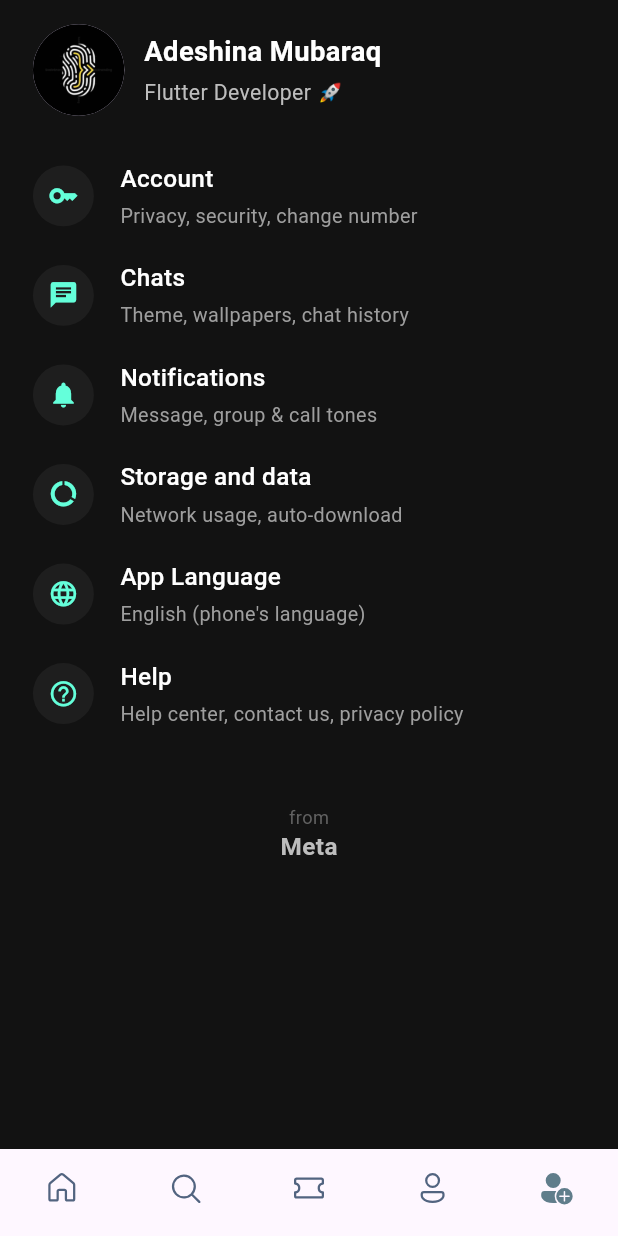
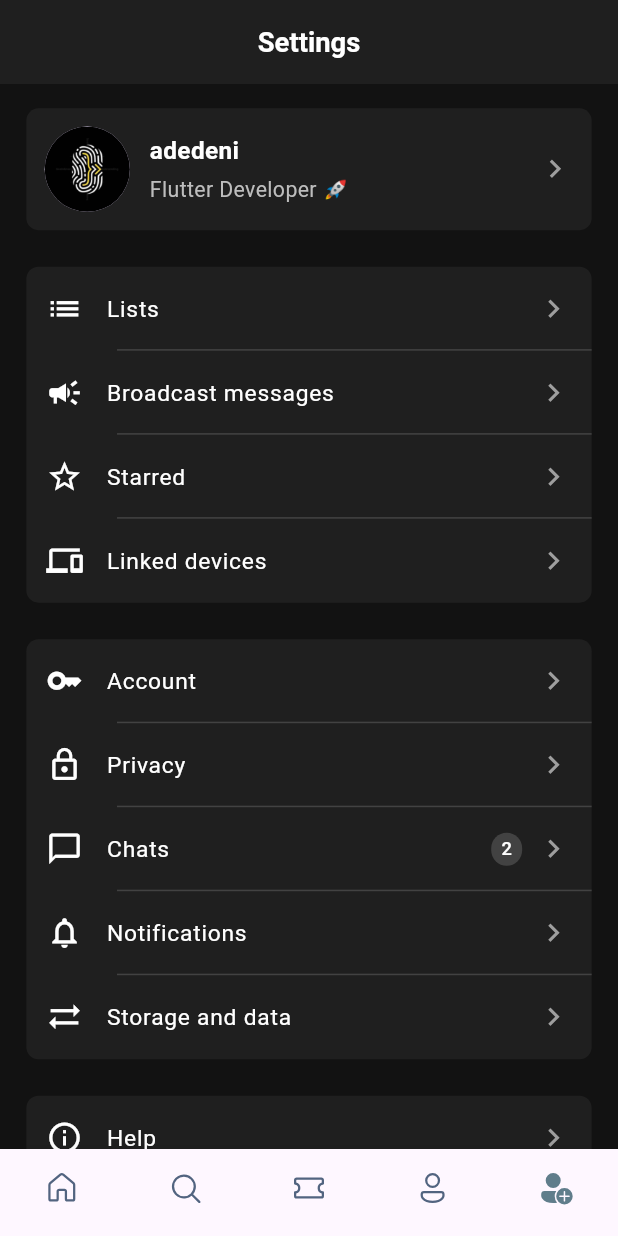
Before and after one commit to adedeni/flightBookingApp, a Flutter app: the screen it shows after launch, item 5 of the bottom bar chosen, on a phone screen of 412 x 824 dp. Run offline on Flutter 3.47's test engine with Material 3 defaults, Android fonts, the light colour scheme and no system bars; our stand-ins replace fluentui_icons, gap.

Commit message:
i have replicate the whatsapp settings page in dark mode

```diff
--- a/lib/screens/assignment.dart
+++ b/lib/screens/assignment.dart
@@ -1,168 +1,251 @@
 import 'package:flutter/material.dart';
 import 'package:flightbookingapp/utils/app_layout.dart';
-import 'package:gap/gap.dart';
 
 class Assignment extends StatelessWidget {
   const Assignment({super.key});
 
   @override
   Widget build(BuildContext context) {
-    // final size = AppLayout.getSize(context);
-
     return Scaffold(
-      backgroundColor: const Color(0xFF121212), // WhatsApp dark background
-      body: SafeArea(
-        child: Padding(
+      backgroundColor: const Color(0xFF121212),
+      appBar: AppBar(
+        backgroundColor: const Color(0xFF1F1F1F),
+        centerTitle: true,
+        title: Text(
+          'Settings',
+          style: TextStyle(
+            color: Colors.white,
+            fontSize: AppLayout.getHeight(context, 18),
+            fontWeight: FontWeight.w600,
+          ),
+        ),
+      ),
+      body: ListView(
         padding: EdgeInsets.symmetric(
-            horizontal: AppLayout.getWidth(context, 20),
+          horizontal: AppLayout.getWidth(context, 16),
           vertical: AppLayout.getHeight(context, 16),
         ),
+        children: [
+          Container(
+            decoration: BoxDecoration(
+              color: const Color(0xFF1F1F1F),
+              borderRadius: BorderRadius.circular(
+                AppLayout.getHeight(context, 8),
+              ),
+            ),
+            padding: EdgeInsets.all(AppLayout.getHeight(context, 12)),
+            child: Row(
+              children: [
+                CircleAvatar(
+                  radius: AppLayout.getHeight(context, 28),
+                  backgroundImage: const AssetImage(
+                    'assets/images/profile.jpg',
+                  ),
+                ),
+                SizedBox(width: AppLayout.getWidth(context, 12)),
+                Expanded(
                   child: Column(
                     crossAxisAlignment: CrossAxisAlignment.start,
                     children: [
-              // Profile Section
-              Row(
-                children: [
-                  CircleAvatar(
-                    radius: AppLayout.getHeight(context, 30),
-                    backgroundImage: const AssetImage("assets/images/profile.jpg"),
-                  ),
-                  Gap(AppLayout.getWidth(context, 12)),
-                  Column(
-                    crossAxisAlignment: CrossAxisAlignment.start,
-                    children: [
                       Text(
-                        "Adeshina Mubaraq",
+                        'adedeni',
                         style: TextStyle(
                           color: Colors.white,
-                          fontSize: AppLayout.getHeight(context, 18),
-                          fontWeight: FontWeight.bold,
+                          fontSize: AppLayout.getHeight(context, 16),
+                          fontWeight: FontWeight.w600,
                         ),
                       ),
-                      Gap(AppLayout.getHeight(context, 4)),
+                      SizedBox(height: AppLayout.getHeight(context, 4)),
                       Text(
-                        "Flutter Developer 🚀",
+                        'Flutter Developer 🚀',
                         style: TextStyle(
                           color: Colors.grey.shade400,
                           fontSize: AppLayout.getHeight(context, 14),
                         ),
                       ),
                     ],
-                  )
-                ],
-              ),
-              Gap(AppLayout.getHeight(context, 30)),
-
-              // Settings List
-              _buildSettingsItem(
-                context,
-                icon: Icons.key,
-                title: "Account",
-                subtitle: "Privacy, security, change number",
-              ),
-              _buildSettingsItem(
-                context,
-                icon: Icons.chat,
-                title: "Chats",
-                subtitle: "Theme, wallpapers, chat history",
-              ),
-              _buildSettingsItem(
-                context,
-                icon: Icons.notifications,
-                title: "Notifications",
-                subtitle: "Message, group & call tones",
-              ),
-              _buildSettingsItem(
-                context,
-                icon: Icons.data_usage,
-                title: "Storage and data",
-                subtitle: "Network usage, auto-download",
-              ),
-              _buildSettingsItem(
-                context,
-                icon: Icons.language,
-                title: "App Language",
-                subtitle: "English (phone's language)",
-              ),
-              _buildSettingsItem(
-                context,
-                icon: Icons.help_outline,
-                title: "Help",
-                subtitle: "Help center, contact us, privacy policy",
-              ),
-
-              Gap(AppLayout.getHeight(context, 30)),
-
-              Center(
-                child: Text(
-                  "from",
-                  style: TextStyle(
-                    color: Colors.grey.shade700,
-                    fontSize: AppLayout.getHeight(context, 12),
                   ),
                 ),
+                Icon(
+                  Icons.chevron_right,
+                  color: Colors.grey.shade500,
+                  size: AppLayout.getHeight(context, 24),
                 ),
-              Center(
-                child: Text(
-                  "Meta",
-                  style: TextStyle(
-                    color: Colors.grey.shade400,
-                    fontWeight: FontWeight.bold,
-                    fontSize: AppLayout.getHeight(context, 16),
-                  ),
-                ),
-              )
               ],
             ),
           ),
+
+          SizedBox(height: AppLayout.getHeight(context, 24)),
+
+          _buildCard(
+            context,
+            items: [
+              _TileData(Icons.list, 'Lists'),
+              _TileData(Icons.campaign, 'Broadcast messages'),
+              _TileData(Icons.star_border, 'Starred'),
+              _TileData(Icons.devices, 'Linked devices'),
+            ],
+          ),
+
+          SizedBox(height: AppLayout.getHeight(context, 24)),
+
+          _buildCard(
+            context,
+            items: [
+              _TileData(Icons.key_outlined, 'Account'),
+              _TileData(Icons.lock_outline, 'Privacy'),
+              _TileData(Icons.chat_bubble_outline, 'Chats', badge: '2'),
+              _TileData(Icons.notifications_none, 'Notifications'),
+              _TileData(Icons.sync_alt, 'Storage and data'),
+            ],
+          ),
+
+          SizedBox(height: AppLayout.getHeight(context, 24)),
+
+          _buildCard(
+            context,
+            items: [
+              _TileData(Icons.info_outline, 'Help'),
+              _TileData(Icons.person_add_alt_1_outlined, 'Invite a friend'),
+            ],
+          ),
+
+          SizedBox(height: AppLayout.getHeight(context, 24)),
+
+          Text(
+            'Also from Meta',
+            textAlign: TextAlign.start,
+            style: TextStyle(
+              color: Colors.grey.shade600,
+              fontSize: AppLayout.getHeight(context, 14),
+              fontWeight: FontWeight.bold,
+            ),
+          ),
+
+          SizedBox(height: AppLayout.getHeight(context, 5)),
+
+          _buildCard(
+            context,
+            items: [
+              _TileData(Icons.camera_alt_outlined, 'Open Instagram'),
+              _TileData(Icons.facebook_rounded, 'Open Facebook'),
+              _TileData.custom(
+                Text(
+                  '@',
+                  style: TextStyle(
+                    fontSize: AppLayout.getHeight(context, 22),
+                    fontWeight: FontWeight.bold,
+                    color: Colors.white,
+                  ),
+                ),
+                'Open Threads',
+              ),
+              _TileData(Icons.circle_outlined, 'Open Meta AI Apps'),
+            ],
+          ),
+        ],
       ),
     );
   }
 
-  Widget _buildSettingsItem(BuildContext context,
-      {required IconData icon,
-      required String title,
-      required String subtitle}) {
-    return Padding(
-      padding: EdgeInsets.only(bottom: AppLayout.getHeight(context, 20)),
-      child: Row(
+  Widget _buildCard(BuildContext context, {required List<_TileData> items}) {
+    return Container(
+      decoration: BoxDecoration(
+        color: const Color(0xFF1F1F1F),
+        borderRadius: BorderRadius.circular(AppLayout.getHeight(context, 8)),
+      ),
+      child: Column(
+        children:
+            items.map((data) {
+              final isLast = items.indexOf(data) == items.length - 1;
+              return Column(
+                children: [
+                  ListTile(
+                    leading:
+                        data.customIcon != null
+                            ? data.customIcon!
+                            : Icon(
+                              data.icon,
+                              color: Colors.white,
+                              size: AppLayout.getHeight(context, 24),
+                            ),
+
+                    title: Text(
+                      data.title,
+                      style: TextStyle(
+                        color: Colors.white,
+                        fontFamily:
+                            'Roboto',
+                        fontWeight: FontWeight.w400,
+                        fontSize: AppLayout.getHeight(context, 15),
+                      ),
+                    ),
+                    trailing:
+                        data.badge != null
+                            ? Row(
+                              mainAxisSize: MainAxisSize.min,
                               children: [
                                 Container(
-            padding: EdgeInsets.all(AppLayout.getHeight(context, 10)),
+                                  padding: EdgeInsets.symmetric(
+                                    horizontal: AppLayout.getWidth(context, 6),
+                                    vertical: AppLayout.getHeight(context, 2),
+                                  ),
                                   decoration: BoxDecoration(
-              color: const Color(0xFF1E1E1E),
-              shape: BoxShape.circle,
-            ),
-            child: Icon(
-              icon,
-              color: Colors.tealAccent,
-              size: AppLayout.getHeight(context, 20),
+                                    color: Colors.grey.shade800,
+                                    borderRadius: BorderRadius.circular(
+                                      AppLayout.getHeight(context, 12),
                                     ),
                                   ),
-          Gap(AppLayout.getWidth(context, 16)),
-          Column(
-            crossAxisAlignment: CrossAxisAlignment.start,
-            children: [
-              Text(
-                title,
+                                  child: Text(
+                                    data.badge!,
                                     style: TextStyle(
                                       color: Colors.white,
-                  fontSize: AppLayout.getHeight(context, 16),
-                  fontWeight: FontWeight.w500,
+                                      fontSize: AppLayout.getHeight(
+                                        context,
+                                        12,
                                       ),
                                     ),
-              Gap(AppLayout.getHeight(context, 4)),
-              Text(
-                subtitle,
-                style: TextStyle(
+                                  ),
+                                ),
+                                SizedBox(width: AppLayout.getWidth(context, 8)),
+                                Icon(
+                                  Icons.chevron_right,
                                   color: Colors.grey.shade500,
-                  fontSize: AppLayout.getHeight(context, 13),
-                ),
+                                  size: AppLayout.getHeight(context, 24),
                                 ),
                               ],
                             )
+                            : Icon(
+                              Icons.chevron_right,
+                              color: Colors.grey.shade500,
+                              size: AppLayout.getHeight(context, 24),
+                            ),
+                    contentPadding: EdgeInsets.symmetric(
+                      horizontal: AppLayout.getWidth(context, 12),
+                      vertical: AppLayout.getHeight(context, 0),
+                    ),
+                  ),
+                  if (!isLast)
+                    Divider(
+                      height: 0,
+                      color: Colors.grey.shade800,
+                      indent: AppLayout.getWidth(context, 55),
+                    ),
                 ],
+              );
+            }).toList(),
       ),
     );
   }
 }
+
+class _TileData {
+  final IconData? icon;
+  final String title;
+  final String? badge;
+  final Widget? customIcon;
+
+  _TileData(this.icon, this.title, {this.badge}) : customIcon = null;
+  // ignore: unused_element_parameter
+  _TileData.custom(this.customIcon, this.title, {this.badge}) : icon = null;
+}
--- a/lib/screens/search_screen.dart
+++ b/lib/screens/search_screen.dart
@@ -79,7 +79,7 @@ class SearchScreen extends StatelessWidget {
           Gap(AppLayout.getHeight(context, 25)),
           Container(
             padding: EdgeInsets.symmetric(
-              vertical: AppLayout.getHeight(context, 18),
+              vertical: AppLayout.getHeight(context, 15),
               horizontal: AppLayout.getWidth(context, 15),
             ),
             decoration: BoxDecoration(
@@ -95,7 +95,27 @@ class SearchScreen extends StatelessWidget {
             ),
           ),
           Gap(AppLayout.getHeight(context, 40)),
-          const DoubleHeaderText(bigText: "Upcoming Flights", smallText: "View all",)
+          const DoubleHeaderText(bigText: "Upcoming Flights", smallText: "View all",),
+          Row(children: [
+            SizedBox(
+              height: AppLayout.getHeight(context, 400),
+              width: size.width*.42,
+              child: Column(
+                children: [
+                  Container(
+                    height: AppLayout.getHeight(context, 190),
+                    decoration: BoxDecoration(
+                      image: DecorationImage(fit: BoxFit.cover,
+                      image: AssetImage(
+                        'assets/images/flightaisle.png'
+                      )
+                      )
+                    ),
+                  )
+                ],
+              ),
+            )
+          ],)
         ],
       ),
     );
```
Also changed, not shown: assets/images/flightaisle.png (added). Lines whose indentation alone changed are shown as unchanged.
